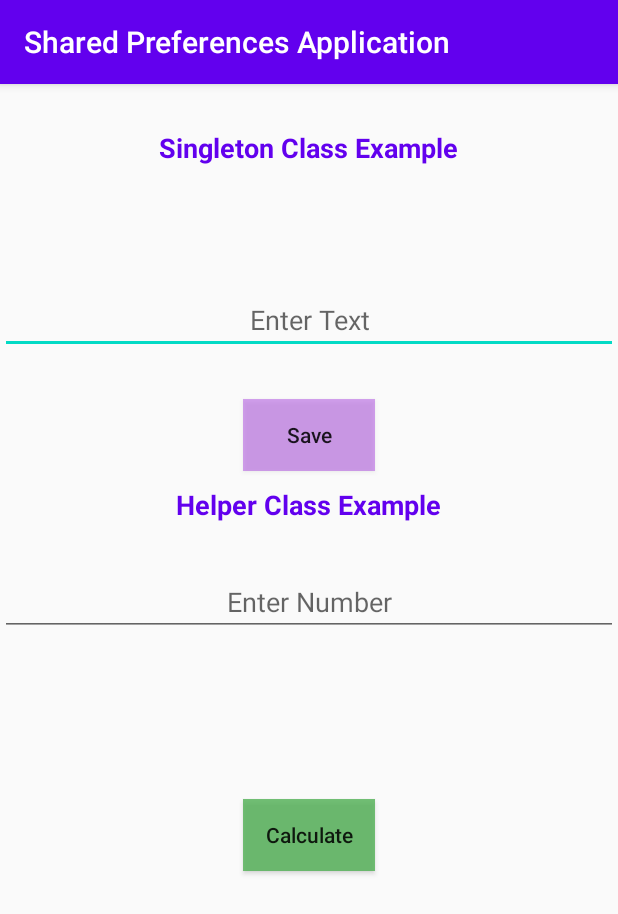
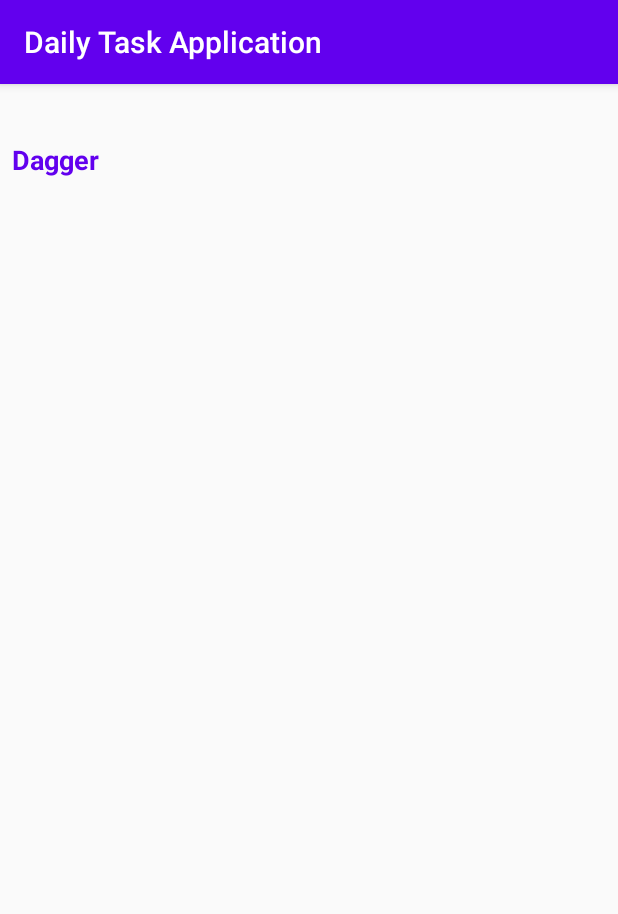
Before and after one commit to DevendraSaini180/Daily-Tasks, an Android app: the screen it shows after launch (MainActivity), on a phone screen of 412 x 824 dp. Shown: the top 914 px of the screen. Run offline under Robolectric (Android 15) with nearby library versions, the phone set to English and light mode, and no system bars.

Commit message:
Study of Dagger

```diff
--- a/app/build.gradle
+++ b/app/build.gradle
@@ -29,9 +29,13 @@ android {
 dependencies {
     implementation fileTree(dir: "libs", include: ["*.jar"])
     implementation 'androidx.appcompat:appcompat:1.3.1'
-    implementation 'androidx.constraintlayout:constraintlayout:2.1.0'
-    testImplementation 'junit:junit:4.12'
+    implementation 'androidx.constraintlayout:constraintlayout:2.1.1'
+    testImplementation 'junit:junit:4.13.2'
     androidTestImplementation 'androidx.test.ext:junit:1.1.3'
     androidTestImplementation 'androidx.test.espresso:espresso-core:3.4.0'
 
+    // Dagger
+    implementation 'com.google.dagger:dagger:2.35.1'
+    annotationProcessor 'com.google.dagger:dagger-compiler:2.33'
+
 }
--- a/app/src/main/AndroidManifest.xml
+++ b/app/src/main/AndroidManifest.xml
@@ -9,7 +9,6 @@
         android:roundIcon="@mipmap/ic_launcher_round"
         android:supportsRtl="true"
         android:theme="@style/AppTheme">
-        <activity android:name=".HomeActivity"></activity>
         <activity android:name=".MainActivity">
             <intent-filter>
                 <action android:name="android.intent.action.MAIN" />
--- /dev/null
+++ b/app/src/main/java/com/devendrasaini/sharedpreferencesapplication/Car.java
@@ -0,0 +1,8 @@
+package com.devendrasaini.sharedpreferencesapplication;
+
+public class Car {
+    Engine engine;
+    Wheels wheels;
+    Car(){
+    }
+}
--- /dev/null
+++ b/app/src/main/java/com/devendrasaini/sharedpreferencesapplication/Engine.java
@@ -0,0 +1,4 @@
+package com.devendrasaini.sharedpreferencesapplication;
+
+public class Engine {
+}
--- a/app/src/main/java/com/devendrasaini/sharedpreferencesapplication/MainActivity.java
+++ b/app/src/main/java/com/devendrasaini/sharedpreferencesapplication/MainActivity.java
@@ -3,69 +3,16 @@ package com.devendrasaini.sharedpreferencesapplication;
 import androidx.appcompat.app.AppCompatActivity;
 
 import android.os.Bundle;
-import android.view.View;
-import android.widget.Button;
-import android.widget.EditText;
-import android.widget.TextView;
-import android.widget.Toast;
 
 public class MainActivity extends AppCompatActivity {
 
-    EditText editText, editNumber;
-    TextView primeNumber, factorial;
-    Button btnSave, btnCalculate;
 
     @Override
     protected void onCreate(Bundle savedInstanceState) {
         super.onCreate(savedInstanceState);
         setContentView(R.layout.activity_main);
 
-        uiInitialization();
-        startButton();
-        startCalculationButton();
+
     }
 
-    public void uiInitialization() {
-        editText = findViewById(R.id.editText);
-        editNumber = findViewById(R.id.editTextNumber);
-        primeNumber = findViewById(R.id.textViewPrime);
-        factorial = findViewById(R.id.textViewFact);
-        btnSave = findViewById(R.id.button);
-        btnCalculate = findViewById(R.id.button2);
-    }
-    private void startButton() {
-        btnSave.setOnClickListener(new View.OnClickListener() {
-            @Override
-            public void onClick(View v) {
-                if(editText.getText().toString().isEmpty())
-                {
-                    editText.setError("Enter Text");
-                }
-                else
-                {
-                    String editValue = editText.getText().toString();
-                    SingletonExample singletonexample = SingletonExample.getInstance();
-                    singletonexample.setText(editValue);
-                    Toast.makeText(MainActivity.this, singletonexample.getText(), Toast.LENGTH_SHORT).show();
-                }
-            }
-        });
-    }
-
-    public void startCalculationButton() {
-        btnCalculate.setOnClickListener(new View.OnClickListener() {
-            @Override
-            public void onClick(View v) {
-                if(Helper.isPrime(Integer.parseInt(editNumber.getText().toString())))
-                {
-                    primeNumber.setText(editNumber.getText().toString()+" is a Prime Number");
-                }
-                else
-                {
-                    primeNumber.setText(editNumber.getText().toString()+" is not a Prime Number");
-                }
-                factorial.setText("factorial of " + editNumber.getText().toString()+" = " + Helper.findFactorial(Integer.parseInt(editNumber.getText().toString())));
-            }
-        });
-    }
 }
--- /dev/null
+++ b/app/src/main/java/com/devendrasaini/sharedpreferencesapplication/Wheels.java
@@ -0,0 +1,5 @@
+package com.devendrasaini.sharedpreferencesapplication;
+
+public class Wheels {
+
+}
--- a/app/src/main/res/layout/activity_main.xml
+++ b/app/src/main/res/layout/activity_main.xml
@@ -1,106 +1,20 @@
 <?xml version="1.0" encoding="utf-8"?>
-<RelativeLayout xmlns:android="http://schemas.android.com/apk/res/android"
-    xmlns:app="http://schemas.android.com/apk/res-auto"
+<LinearLayout xmlns:android="http://schemas.android.com/apk/res/android"
     xmlns:tools="http://schemas.android.com/tools"
     android:layout_width="match_parent"
     android:layout_height="match_parent"
     android:id="@+id/main_layout"
     tools:context=".MainActivity">
 
-
     <TextView
         android:id="@+id/textView"
         android:layout_width="wrap_content"
         android:layout_height="wrap_content"
-        android:text="Singleton Class Example"
+        android:text="@string/title"
+        android:padding="8dp"
         android:textSize="18sp"
         android:textColor="@color/colorPrimary"
         android:textStyle="bold"
-        android:layout_alignParentTop="true"
-        android:layout_centerHorizontal="true"
         android:layout_marginTop="30dp"/>
 
-
-    <EditText
-        android:id="@+id/editText"
-        android:layout_width="match_parent"
-        android:layout_height="wrap_content"
-        android:hint="Enter Text"
-        android:layout_below="@id/textView"
-        android:layout_marginTop="80dp"
-        android:layout_centerHorizontal="true"
-        android:gravity="center"
-        android:textColor="#0F1010"/>
-
-
-    <Button
-        android:id="@+id/button"
-        android:layout_width="wrap_content"
-        android:layout_height="wrap_content"
-        android:text="Save"
-        android:textAllCaps="false"
-        android:background="#5B8F03DA"
-        android:layout_below="@id/editText"
-        android:layout_centerHorizontal="true"
-        android:layout_marginTop="30dp"/>
-
-    <TextView
-        android:id="@+id/textView8"
-        android:layout_width="wrap_content"
-        android:layout_height="wrap_content"
-        android:layout_below="@id/button"
-        android:layout_marginTop="10dp"
-        android:text="Helper Class Example"
-        android:textSize="18sp"
-        android:textColor="@color/colorPrimary"
-        android:textStyle="bold"
-        android:layout_centerHorizontal="true"
-        android:gravity="center"/>
-
-    <EditText
-        android:id="@+id/editTextNumber"
-        android:layout_width="match_parent"
-        android:layout_height="wrap_content"
-        android:ems="10"
-        android:hint="Enter Number"
-        android:layout_below="@id/textView8"
-        android:layout_marginTop="30dp"
-        android:layout_centerHorizontal="true"
-        android:gravity="center"
-        android:inputType="number" />
-
-    <TextView
-        android:id="@+id/textViewPrime"
-        android:layout_width="wrap_content"
-        android:layout_height="wrap_content"
-        android:text=""
-        android:layout_below="@id/editTextNumber"
-        android:layout_centerHorizontal="true"
-        android:gravity="center"
-        android:layout_marginTop="30dp"
-        android:textColor="#0F1010"/>
-
-    <TextView
-        android:id="@+id/textViewFact"
-        android:layout_width="wrap_content"
-        android:layout_height="wrap_content"
-        android:text=""
-        android:layout_below="@id/textViewPrime"
-        android:layout_centerHorizontal="true"
-        android:gravity="center"
-        android:layout_marginTop="10dp"
-        android:textColor="#0F1010"/>
-
-    <Button
-        android:id="@+id/button2"
-        android:layout_width="wrap_content"
-        android:layout_height="wrap_content"
-        android:text="Calculate"
-        android:layout_below="@id/textViewFact"
-        android:layout_centerHorizontal="true"
-        android:layout_marginTop="30dp"
-        android:textAllCaps="false"
-        android:background="#C64CAF50"/>
-
-
-</RelativeLayout>
+</LinearLayout>
--- a/app/src/main/res/values/strings.xml
+++ b/app/src/main/res/values/strings.xml
@@ -1,3 +1,4 @@
 <resources>
-    <string name="app_name">Shared Preferences Application</string>
+    <string name="app_name">Daily Task Application</string>
+    <string name="title">Dagger</string>
 </resources>
```
